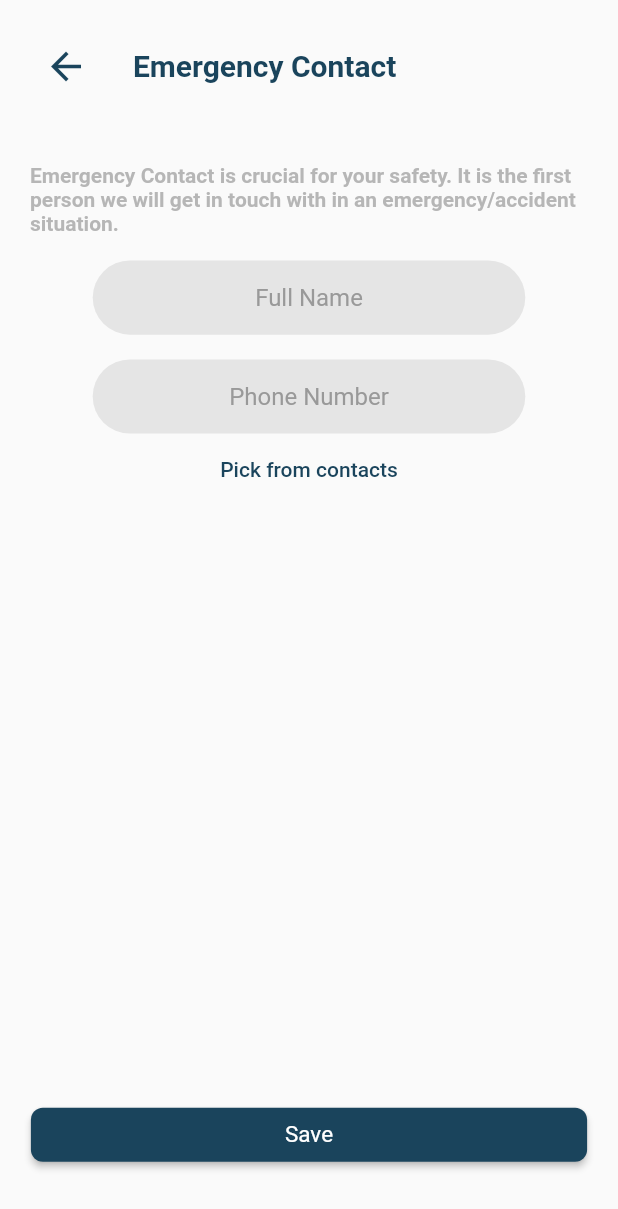
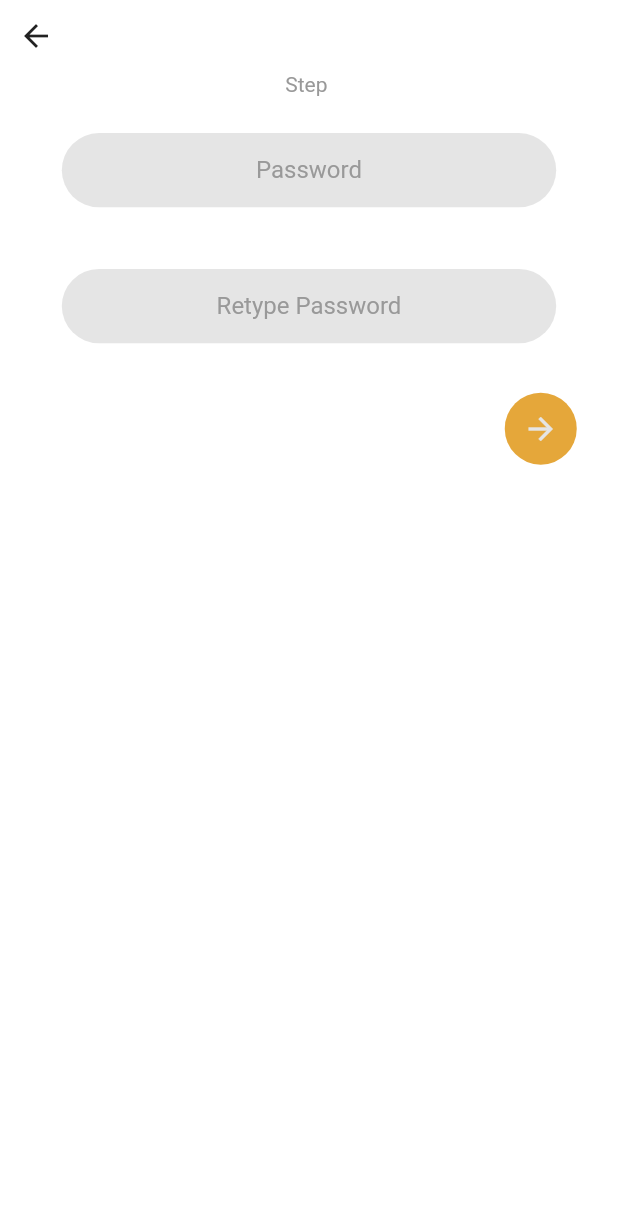
Before and after one commit to jacklinekamel/smart_helmet_three, a Flutter app: the screen it shows after launch, on a phone screen of 412 x 824 dp. Shown: the top 1209 px of the screen. Run offline on Flutter 3.47's test engine with Material 2 defaults, Android fonts, the phone set to English and light mode, and no system bars; our stand-ins replace country_code_picker, get, sizer.

Commit message:
26/6 at 4pm

```diff
--- a/lib/App_Strings.dart
+++ b/lib/App_Strings.dart
@@ -1,6 +1,7 @@
 class AppStrings {
   static const String username = "Username";
   static const String password = "Password";
+  static const String rpassword = "Retype Password";
   static const String phonenumber = "Phone Number";
   static const String changepassword = "Change Password";
   static const String helpername = "Helper Name";
--- a/lib/Screens/emergency_screen.dart
+++ b/lib/Screens/emergency_screen.dart
@@ -59,7 +59,7 @@ class EmergencyScreen extends StatelessWidget {
                 ),
                 TextButton(
                     onPressed: () {},
-                    child: Text(
+                    child: const Text(
                       AppStrings.pickfrom,
                       style: TextStyle(color: AppColors.blueblack),
                     )),
--- a/lib/Screens/login_screen.dart
+++ b/lib/Screens/login_screen.dart
@@ -47,6 +47,7 @@ class LoginScreen extends StatelessWidget {
                       Flexible(
                           child: MainTextfield(
                         hint: AppStrings.phonenumber,
+                            keyboard: TextInputType.phone,
                       )),
                     ],
                   ),
--- a/lib/Screens/menu_screen.dart
+++ b/lib/Screens/menu_screen.dart
@@ -7,6 +7,7 @@ import 'package:smart_hemlet/App_images.dart';
 import '../App_Strings.dart';
 import '../widgets/mainButton.dart';
 import '../widgets/setting_container.dart';
+import 'emergency_screen.dart';
 import 'login_screen.dart';
 import 'profile_screen.dart';
 
@@ -150,7 +151,9 @@ class MenuScreen extends StatelessWidget {
               ),
               MainButton(
                 title: AppStrings.emergency,
-                onPressed: () {},
+                onPressed: () {
+                  Get.to(EmergencyScreen());
+                },
                 icon: Icons.star,
                 backgroundColor: AppColors.blueblack,
                 width: 65.w,
--- /dev/null
+++ b/lib/Screens/register_screen.dart
@@ -0,0 +1,53 @@
+import 'package:flutter/cupertino.dart';
+import 'package:flutter/material.dart';
+import 'package:sizer/sizer.dart';
+import 'package:smart_hemlet/App_images.dart';
+
+import '../App_Strings.dart';
+import '../App_colors.dart';
+import '../widgets/mainTextfield.dart';
+import '../widgets/setting_container.dart';
+
+class RegisterScreen extends StatelessWidget {
+
+  @override
+  Widget build(BuildContext context) {
+  return SafeArea(
+    child: Scaffold(
+        backgroundColor:Colors.white,
+      body: Column(
+        children: [
+          Row(mainAxisAlignment: MainAxisAlignment.start,
+          children: [
+            IconButton(onPressed: (){}, icon: Icon(Icons.arrow_back))
+          ],),
+          Text("Step ",style: TextStyle(color: AppColors.white3),),
+          SizedBox(height: 3.h),
+
+          MainTextfield(
+            hint: AppStrings.password,
+          ),
+          SizedBox(height: 5.h),
+          MainTextfield(
+            hint: AppStrings.rpassword,
+          ),
+          SizedBox(height: 4.h),
+          Row(mainAxisAlignment: MainAxisAlignment.end,
+            children: [
+              Container(
+                width: 25.w,
+                decoration: const BoxDecoration(
+                  color: AppColors.orange,
+                  shape: BoxShape.circle
+
+                ),
+                child: IconButton(onPressed: () {  }, icon: Icon(Icons.arrow_forward,color: AppColors.white,),),
+              ),
+            ],
+          )
+        ],
+      ),
+    ),
+  );
+  }
+}
--- a/lib/main.dart
+++ b/lib/main.dart
@@ -3,6 +3,8 @@ import 'package:get/get_navigation/src/root/get_material_app.dart';
 import 'package:sizer/sizer.dart';
 
 import 'Screens/emergency_screen.dart';
+import 'Screens/login_screen.dart';
+import 'Screens/register_screen.dart';
 
 void main() {
   WidgetsFlutterBinding.ensureInitialized();
@@ -16,7 +18,7 @@ class MyApp extends StatelessWidget {
       builder: (context, orientation, deviceType) {
         return GetMaterialApp(
           debugShowCheckedModeBanner: false,
-          home: EmergencyScreen(),
+          home: RegisterScreen(),
 
           //SettingsContainer(value: false, title: App_Strings.bike, icon: Icons.location_on,valuecolor: true,) ,
         );
--- a/lib/widgets/mainTextfield.dart
+++ b/lib/widgets/mainTextfield.dart
@@ -18,7 +18,7 @@ class MainTextfield extends StatelessWidget {
       padding: const EdgeInsets.symmetric(horizontal: 20),
       margin: const EdgeInsets.symmetric(horizontal: 2),
       height: 6.h,
-      width: country ? 30.w : 70.w,
+      width: country ? 35.w : 80.w,
       decoration: BoxDecoration(
         borderRadius: BorderRadius.circular(4.h),
         color: AppColors.white,
--- a/pubspec.yaml
+++ b/pubspec.yaml
@@ -31,6 +31,7 @@ dependencies:
   sizer:
   country_code_picker:
   get:
+  animations:
   flutter:
     sdk: flutter
 
```
Also changed, not shown: lib/Screens/detailsScreen.dart (deleted, +0 -49 lines), lib/test.dart (+124 -8 lines), pubspec.lock.
